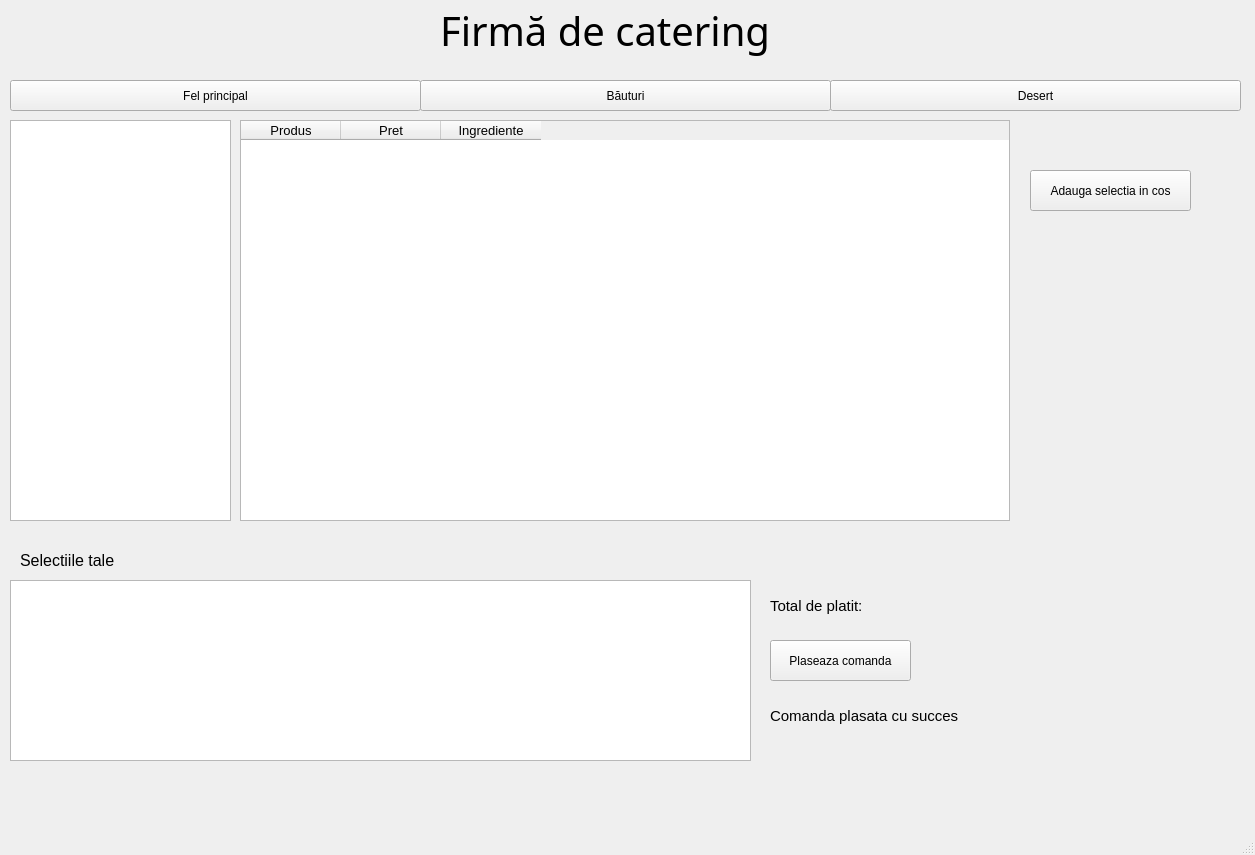
Above: mainWindow.ui from monicabulboaca/Proiect-Baze-de-Date-Firma-de-catering before the change. Below: the same form after it.
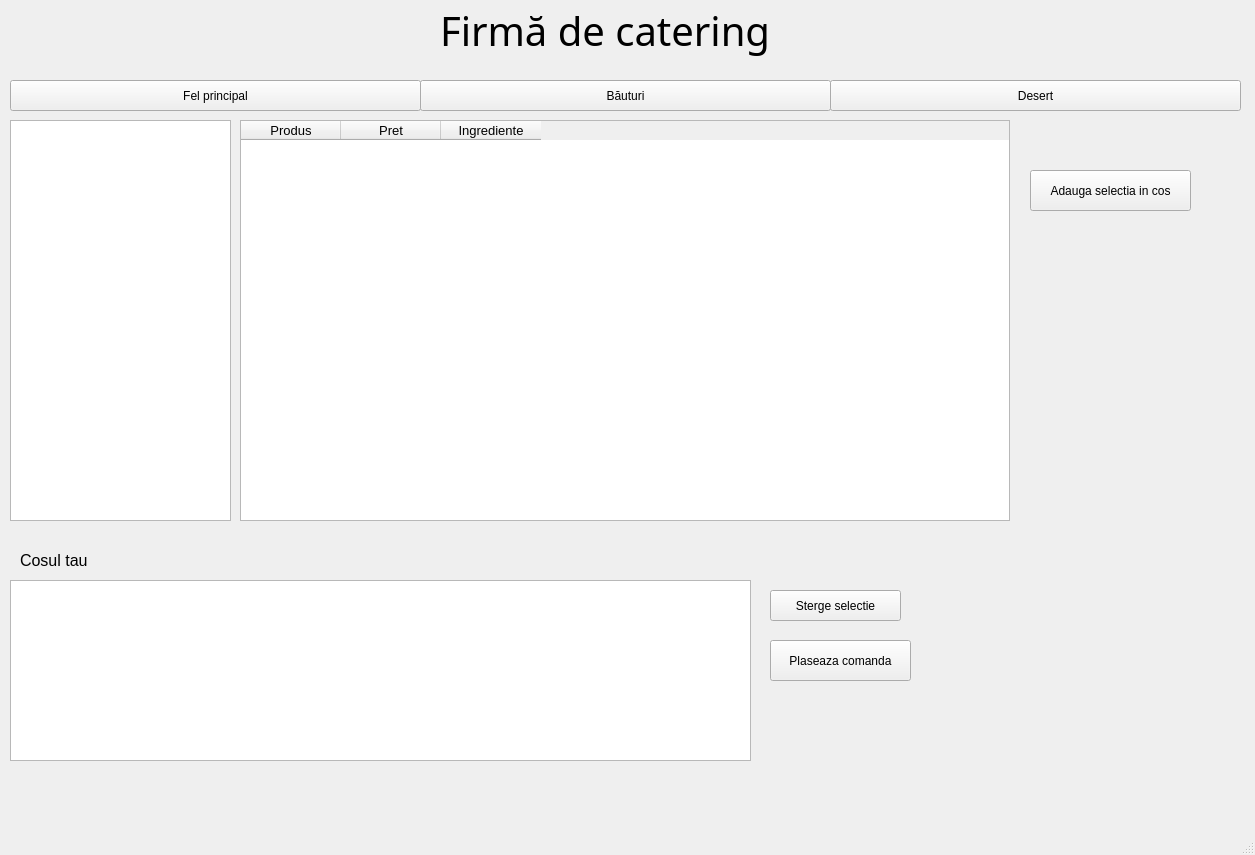
That is the form after the change.

Commit message: added option for user to delete from cart

What changed in the file:
```diff
--- a/mainWindow.ui
+++ b/mainWindow.ui
@@ -172,7 +172,7 @@
      </font>
     </property>
     <property name="text">
-     <string>Selectiile tale</string>
+     <string>Cosul tau</string>
     </property>
    </widget>
    <widget class="QPushButton" name="btn_plaseaza_cmd">
@@ -192,25 +192,25 @@
     <property name="geometry">
      <rect>
       <x>770</x>
-      <y>590</y>
-      <width>151</width>
-      <height>31</height>
-     </rect>
-    </property>
-    <property name="font">
-     <font>
-      <pointsize>11</pointsize>
-     </font>
-    </property>
-    <property name="text">
-     <string>Total de platit:</string>
-    </property>
-   </widget>
-   <widget class="QLabel" name="lbl_succes">
-    <property name="geometry">
-     <rect>
-      <x>770</x>
       <y>690</y>
+      <width>281</width>
+      <height>31</height>
+     </rect>
+    </property>
+    <property name="font">
+     <font>
+      <pointsize>11</pointsize>
+     </font>
+    </property>
+    <property name="text">
+     <string/>
+    </property>
+   </widget>
+   <widget class="QLabel" name="lbl_succes">
+    <property name="geometry">
+     <rect>
+      <x>760</x>
+      <y>720</y>
       <width>251</width>
       <height>51</height>
      </rect>
@@ -221,7 +221,20 @@
      </font>
     </property>
     <property name="text">
-     <string>Comanda plasata cu succes</string>
+     <string/>
+    </property>
+   </widget>
+   <widget class="QPushButton" name="btn_delete">
+    <property name="geometry">
+     <rect>
+      <x>770</x>
+      <y>590</y>
+      <width>131</width>
+      <height>31</height>
+     </rect>
+    </property>
+    <property name="text">
+     <string>Sterge selectie</string>
     </property>
    </widget>
   </widget>
```
Left out of the diff: 2 changed lines with no effect on the pictures. The commit also changes 2 other files.
